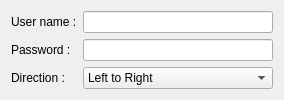
Old version of the form src/accounts_base.ui in the repository mtux/choqok-old.
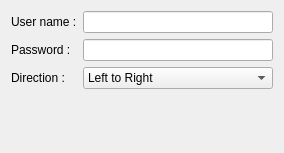
New version of the form. Custom widgets are drawn as their Qt base class.

What changed in the file:
```diff
--- a/src/accounts_base.ui
+++ b/src/accounts_base.ui
@@ -6,7 +6,7 @@
     <x>0</x>
     <y>0</y>
     <width>284</width>
-    <height>96</height>
+    <height>153</height>
    </rect>
   </property>
   <property name="windowTitle" >
@@ -26,9 +26,6 @@
      </property>
     </widget>
    </item>
-   <item row="0" column="1" >
-    <widget class="KLineEdit" name="kcfg_username" />
-   </item>
    <item row="1" column="0" >
     <widget class="QLabel" name="textLabel1_2" >
      <property name="text" >
@@ -82,6 +79,22 @@
      </item>
     </widget>
    </item>
+   <item row="0" column="1" >
+    <widget class="KLineEdit" name="kcfg_username" />
+   </item>
+   <item row="3" column="0" colspan="2" >
+    <spacer name="verticalSpacer" >
+     <property name="orientation" >
+      <enum>Qt::Vertical</enum>
+     </property>
+     <property name="sizeHint" stdset="0" >
+      <size>
+       <width>20</width>
+       <height>40</height>
+      </size>
+     </property>
+    </spacer>
+   </item>
   </layout>
  </widget>
  <customwidgets>
```
